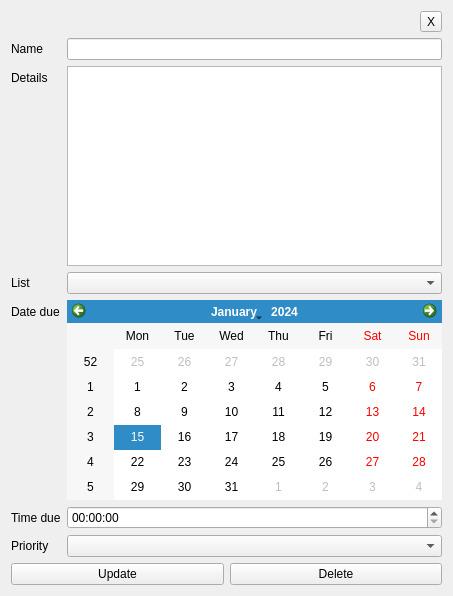
The window that Presentation/TasksWidgets/ViewTaskWidget.ui (TarcaAndrei/NotesApp) describes before a commit, drawn with Qt 5.
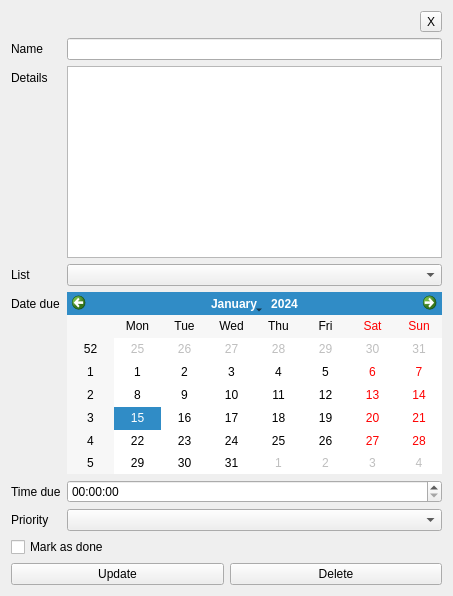
The same window after the commit.

```diff
--- a/Presentation/TasksWidgets/ViewTaskWidget.ui
+++ b/Presentation/TasksWidgets/ViewTaskWidget.ui
@@ -34,7 +34,7 @@
    </item>
    <item row="1" column="0">
     <layout class="QGridLayout" name="gridLayout">
-     <item row="0" column="0">
+     <item row="1" column="0">
       <layout class="QFormLayout" name="formLayout">
        <item row="0" column="0">
         <widget class="QLabel" name="label">
@@ -98,6 +98,13 @@
        </item>
       </layout>
      </item>
+     <item row="2" column="0">
+      <widget class="QCheckBox" name="is_done">
+       <property name="text">
+        <string>Mark as done</string>
+       </property>
+      </widget>
+     </item>
     </layout>
    </item>
    <item row="0" column="0" alignment="Qt::AlignRight|Qt::AlignBottom">
```
Left out of the diff: 2 changed lines with no effect on the pictures.
